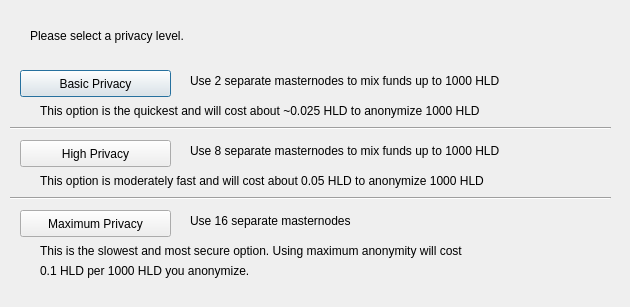
The window that src/qt/forms/darksendconfig.ui (hronopay/fd) describes before a commit, drawn with Qt 5.
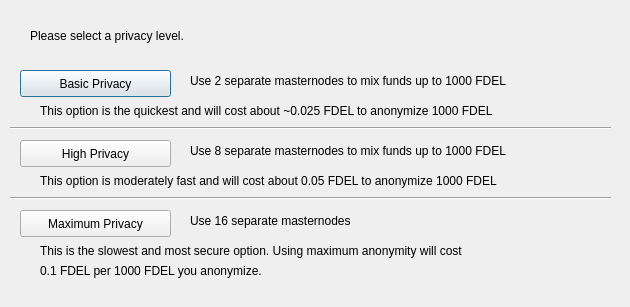
The same window after the commit.

```diff
--- a/src/qt/forms/darksendconfig.ui
+++ b/src/qt/forms/darksendconfig.ui
@@ -75,7 +75,7 @@
     </rect>
    </property>
    <property name="text">
-    <string>Use 2 separate masternodes to mix funds up to 1000 HLD</string>
+    <string>Use 2 separate masternodes to mix funds up to 1000 FDEL</string>
    </property>
   </widget>
   <widget class="QLabel" name="label_3">
@@ -88,7 +88,7 @@
     </rect>
    </property>
    <property name="text">
-    <string>Use 8 separate masternodes to mix funds up to 1000 HLD</string>
+    <string>Use 8 separate masternodes to mix funds up to 1000 FDEL</string>
    </property>
   </widget>
   <widget class="QLabel" name="label_4">
@@ -114,7 +114,7 @@
     </rect>
    </property>
    <property name="text">
-    <string>This option is the quickest and will cost about ~0.025 HLD to anonymize 1000 HLD</string>
+    <string>This option is the quickest and will cost about ~0.025 FDEL to anonymize 1000 FDEL</string>
    </property>
   </widget>
   <widget class="QLabel" name="label_7">
@@ -127,7 +127,7 @@
     </rect>
    </property>
    <property name="text">
-    <string>This option is moderately fast and will cost about 0.05 HLD to anonymize 1000 HLD</string>
+    <string>This option is moderately fast and will cost about 0.05 FDEL to anonymize 1000 FDEL</string>
    </property>
   </widget>
   <widget class="QLabel" name="label_8">
@@ -153,7 +153,7 @@
     </rect>
    </property>
    <property name="text">
-    <string>0.1 HLD per 1000 HLD you anonymize.</string>
+    <string>0.1 FDEL per 1000 FDEL you anonymize.</string>
    </property>
   </widget>
   <widget class="Line" name="line">
```
